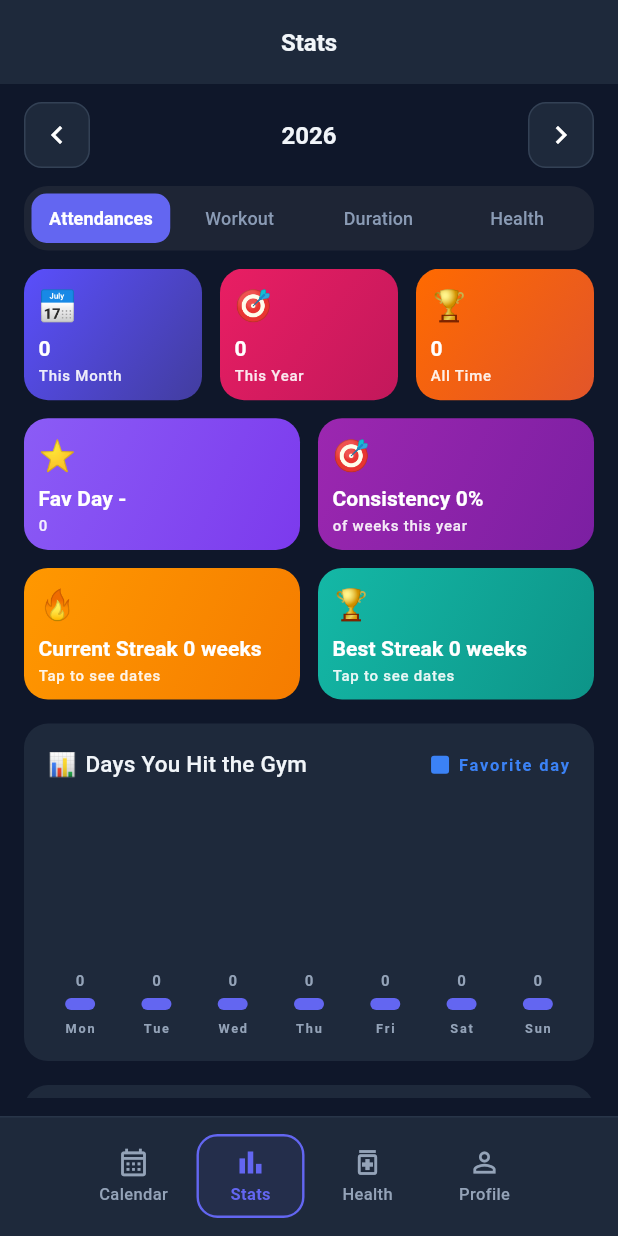
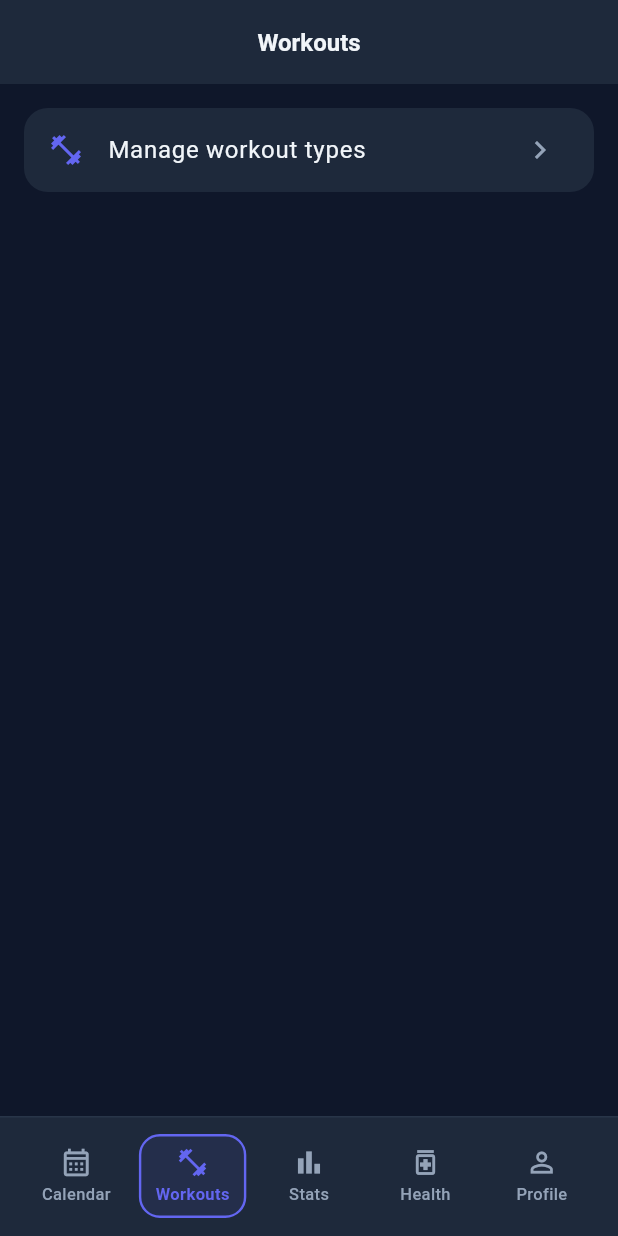
Before and after one commit to covaciuandrei/gym-tracker, a Flutter app: the MainShellPage screen opened by its route, item 2 of the bottom bar chosen, on a phone screen of 412 x 824 dp. Run offline on Flutter 3.47's test engine with Material 3 defaults, Android fonts, the light colour scheme and no system bars; our stand-ins replace auto_route, cloud_firestore, equatable, firebase_auth, firebase_core, firebase_crashlytics and 5 more; accounts and stored records are empty; Roboto replaces fonts that are missing (Raleway).

Commit message:
move workout types to workout page that is accessible from bottom navbar

```diff
--- a/lib/assets/localization/app_en.arb
+++ b/lib/assets/localization/app_en.arb
@@ -43,9 +43,12 @@
   "authSignOut": "Sign Out",
   "authEmailVerificationHandled": "Email verified successfully.",
   "navCalendar": "Calendar",
+  "navWorkouts": "Workouts",
   "navStats": "Stats",
   "navHealth": "Health",
   "navProfile": "Profile",
+  "workoutsTitle": "Workouts",
+  "workoutsManageTypes": "Manage workout types",
   "calendarTitle": "Calendar",
   "calendarMonthly": "Monthly",
   "calendarYearly": "Yearly",
--- a/lib/assets/localization/app_localizations.dart
+++ b/lib/assets/localization/app_localizations.dart
@@ -356,6 +356,12 @@ abstract class AppLocalizations {
   /// **'Calendar'**
   String get navCalendar;
 
+  /// No description provided for @navWorkouts.
+  ///
+  /// In en, this message translates to:
+  /// **'Workouts'**
+  String get navWorkouts;
+
   /// No description provided for @navStats.
   ///
   /// In en, this message translates to:
@@ -373,6 +379,18 @@ abstract class AppLocalizations {
   /// In en, this message translates to:
   /// **'Profile'**
   String get navProfile;
+
+  /// No description provided for @workoutsTitle.
+  ///
+  /// In en, this message translates to:
+  /// **'Workouts'**
+  String get workoutsTitle;
+
+  /// No description provided for @workoutsManageTypes.
+  ///
+  /// In en, this message translates to:
+  /// **'Manage workout types'**
+  String get workoutsManageTypes;
 
   /// No description provided for @calendarTitle.
   ///
--- a/lib/assets/localization/app_localizations_en.dart
+++ b/lib/assets/localization/app_localizations_en.dart
@@ -141,6 +141,9 @@ class AppLocalizationsEn extends AppLocalizations {
   String get navCalendar => 'Calendar';
 
   @override
+  String get navWorkouts => 'Workouts';
+
+  @override
   String get navStats => 'Stats';
 
   @override
@@ -148,6 +151,12 @@ class AppLocalizationsEn extends AppLocalizations {
 
   @override
   String get navProfile => 'Profile';
+
+  @override
+  String get workoutsTitle => 'Workouts';
+
+  @override
+  String get workoutsManageTypes => 'Manage workout types';
 
   @override
   String get calendarTitle => 'Calendar';
--- a/lib/assets/localization/app_localizations_ro.dart
+++ b/lib/assets/localization/app_localizations_ro.dart
@@ -144,6 +144,9 @@ class AppLocalizationsRo extends AppLocalizations {
   String get navCalendar => 'Calendar';
 
   @override
+  String get navWorkouts => 'Antrenamente';
+
+  @override
   String get navStats => 'Statistici';
 
   @override
@@ -151,6 +154,12 @@ class AppLocalizationsRo extends AppLocalizations {
 
   @override
   String get navProfile => 'Profil';
+
+  @override
+  String get workoutsTitle => 'Antrenamente';
+
+  @override
+  String get workoutsManageTypes => 'Gestionează tipurile de antrenament';
 
   @override
   String get calendarTitle => 'Calendar';
--- a/lib/assets/localization/app_ro.arb
+++ b/lib/assets/localization/app_ro.arb
@@ -43,9 +43,12 @@
   "authSignOut": "Delogare",
   "authEmailVerificationHandled": "Email verificat cu succes.",
   "navCalendar": "Calendar",
+  "navWorkouts": "Antrenamente",
   "navStats": "Statistici",
   "navHealth": "Sănătate",
   "navProfile": "Profil",
+  "workoutsTitle": "Antrenamente",
+  "workoutsManageTypes": "Gestionează tipurile de antrenament",
   "calendarTitle": "Calendar",
   "calendarMonthly": "Lunar",
   "calendarYearly": "Anual",
--- a/lib/core/app_router.dart
+++ b/lib/core/app_router.dart
@@ -21,6 +21,7 @@ class AppRouter extends RootStackRouter {
       page: MainShellRoute.page,
       children: [
         AutoRoute(path: 'calendar', page: CalendarRoute.page),
+        AutoRoute(path: 'workouts', page: WorkoutsRoute.page),
         AutoRoute(path: 'stats', page: StatsRoute.page, maintainState: false),
         AutoRoute(path: 'health', page: HealthRoute.page, maintainState: false),
         AutoRoute(path: 'profile', page: ProfileRoute.page),
@@ -28,7 +29,11 @@ class AppRouter extends RootStackRouter {
       ],
     ),
     AutoRoute(path: '/workout-types', page: WorkoutTypesRoute.page),
-    AutoRoute(path: '/settings', page: SettingsRoute.page, maintainState: false),
+    AutoRoute(
+      path: '/settings',
+      page: SettingsRoute.page,
+      maintainState: false,
+    ),
     AutoRoute(path: '/change-password', page: ChangePasswordRoute.page),
     AutoRoute(path: '/force-update', page: ForceUpdateRoute.page),
     AutoRoute(path: '/maintenance', page: MaintenanceRoute.page),
--- a/lib/presentation/pages/main_shell/main_shell_page.dart
+++ b/lib/presentation/pages/main_shell/main_shell_page.dart
@@ -21,7 +21,9 @@ class MainShellPage extends StatefulWidget implements AutoRouteWrapper {
     return MultiBlocProvider(
       providers: [
         BlocProvider<AuthCubit>(create: (_) => getIt<AuthCubit>()),
-        BlocProvider<CheckingUpdateCubit>(create: (_) => getIt<CheckingUpdateCubit>()),
+        BlocProvider<CheckingUpdateCubit>(
+          create: (_) => getIt<CheckingUpdateCubit>(),
+        ),
       ],
       child: this,
     );
@@ -67,7 +69,9 @@ class _MainShellPageState extends State<MainShellPage> {
     return MultiBlocListener(
       listeners: [
         BlocListener<AuthCubit, BaseState>(
-          listenWhen: (_, curr) => curr is AuthSignOutSuccessState || curr is AuthUnauthenticatedState,
+          listenWhen: (_, curr) =>
+              curr is AuthSignOutSuccessState ||
+              curr is AuthUnauthenticatedState,
           listener: (ctx, _) {
             ctx.router.replace(const LoginRoute());
           },
@@ -78,25 +82,56 @@ class _MainShellPageState extends State<MainShellPage> {
         ),
       ],
       child: AutoTabsScaffold(
-        routes: [CalendarRoute(), StatsRoute(), HealthRoute(), ProfileRoute()],
+        routes: [
+          CalendarRoute(),
+          WorkoutsRoute(),
+          StatsRoute(),
+          HealthRoute(),
+          ProfileRoute(),
+        ],
         bottomNavigationBuilder: (_, tabsRouter) {
           final cs = Theme.of(context).colorScheme;
           final destinations = [
-            (icon: Icons.calendar_month_outlined, selectedIcon: Icons.calendar_month, label: l10n.navCalendar),
-            (icon: Icons.bar_chart_outlined, selectedIcon: Icons.bar_chart, label: l10n.navStats),
-            (icon: Icons.medication_outlined, selectedIcon: Icons.medication, label: l10n.navHealth),
-            (icon: Icons.person_outline, selectedIcon: Icons.person, label: l10n.navProfile),
+            (
+              icon: Icons.calendar_month_outlined,
+              selectedIcon: Icons.calendar_month,
+              label: l10n.navCalendar,
+            ),
+            (
+              icon: Icons.fitness_center_outlined,
+              selectedIcon: Icons.fitness_center,
+              label: l10n.navWorkouts,
+            ),
+            (
+              icon: Icons.bar_chart_outlined,
+              selectedIcon: Icons.bar_chart,
+              label: l10n.navStats,
+            ),
+            (
+              icon: Icons.medication_outlined,
+              selectedIcon: Icons.medication,
+              label: l10n.navHealth,
+            ),
+            (
+              icon: Icons.person_outline,
+              selectedIcon: Icons.person,
+              label: l10n.navProfile,
+            ),
           ];
 
           return DecoratedBox(
             decoration: BoxDecoration(
               color: Theme.of(context).cardColor,
-              border: Border(top: BorderSide(color: cs.outlineVariant.withValues(alpha: 0.5))),
+              border: Border(
+                top: BorderSide(
+                  color: cs.outlineVariant.withValues(alpha: 0.5),
+                ),
+              ),
             ),
             child: SafeArea(
               top: false,
               child: Padding(
-                padding: const EdgeInsets.symmetric(horizontal: 50),
+                padding: const EdgeInsets.symmetric(horizontal: 12),
                 child: SizedBox(
                   height: 80,
                   child: Row(
@@ -106,7 +141,10 @@ class _MainShellPageState extends State<MainShellPage> {
 
                       return Expanded(
                         child: Padding(
-                          padding: const EdgeInsets.symmetric(horizontal: 3, vertical: 12),
+                          padding: const EdgeInsets.symmetric(
+                            horizontal: 3,
+                            vertical: 12,
+                          ),
                           child: Material(
                             color: Colors.transparent,
                             child: InkWell(
@@ -116,25 +154,42 @@ class _MainShellPageState extends State<MainShellPage> {
                                 duration: const Duration(milliseconds: 180),
                                 curve: Curves.easeOut,
                                 decoration: BoxDecoration(
-                                  color: isSelected ? cs.primaryContainer.withValues(alpha: 0.45) : Colors.transparent,
+                                  color: isSelected
+                                      ? cs.primaryContainer.withValues(
+                                          alpha: 0.45,
+                                        )
+                                      : Colors.transparent,
                                   borderRadius: BorderRadius.circular(14),
-                                  border: Border.all(color: isSelected ? cs.primary : Colors.transparent, width: 1.6),
+                                  border: Border.all(
+                                    color: isSelected
+                                        ? cs.primary
+                                        : Colors.transparent,
+                                    width: 1.6,
+                                  ),
                                 ),
                                 child: Column(
                                   mainAxisAlignment: MainAxisAlignment.center,
                                   children: [
                                     Icon(
-                                      isSelected ? item.selectedIcon : item.icon,
+                                      isSelected
+                                          ? item.selectedIcon
+                                          : item.icon,
                                       size: 22,
-                                      color: isSelected ? cs.primary : cs.onSurfaceVariant,
+                                      color: isSelected
+                                          ? cs.primary
+                                          : cs.onSurfaceVariant,
                                     ),
                                     const SizedBox(height: 2),
                                     Text(
                                       item.label,
                                       style: TextStyle(
                                         fontSize: 11,
-                                        fontWeight: isSelected ? FontWeight.w600 : FontWeight.w500,
-                                        color: isSelected ? cs.primary : cs.onSurfaceVariant,
+                                        fontWeight: isSelected
+                                            ? FontWeight.w600
+                                            : FontWeight.w500,
+                                        color: isSelected
+                                            ? cs.primary
+                                            : cs.onSurfaceVariant,
                                       ),
                                     ),
                                   ],
--- a/lib/presentation/pages/profile/profile_page.dart
+++ b/lib/presentation/pages/profile/profile_page.dart
@@ -18,7 +18,10 @@ class ProfilePage extends StatefulWidget implements AutoRouteWrapper {
 
   @override
   Widget wrappedRoute(BuildContext context) {
-    return BlocProvider<AuthCubit>(create: (_) => getIt<AuthCubit>(), child: this);
+    return BlocProvider<AuthCubit>(
+      create: (_) => getIt<AuthCubit>(),
+      child: this,
+    );
   }
 }
 
@@ -37,14 +40,19 @@ class _ProfilePageState extends State<ProfilePage> {
 
     return BlocConsumer<AuthCubit, BaseState>(
       listenWhen: (_, curr) =>
-          curr is AuthSignOutSuccessState || curr is AuthUnauthenticatedState || curr is SomethingWentWrongState,
+          curr is AuthSignOutSuccessState ||
+          curr is AuthUnauthenticatedState ||
+          curr is SomethingWentWrongState,
       listener: (ctx, state) {
-        if (state is AuthSignOutSuccessState || state is AuthUnauthenticatedState) {
+        if (state is AuthSignOutSuccessState ||
+            state is AuthUnauthenticatedState) {
           ctx.router.replace(const LoginRoute());
           return;
         }
         if (state is SomethingWentWrongState) {
-          ScaffoldMessenger.of(ctx).showSnackBar(SnackBar(content: Text(l10n.errorsUnknown)));
+          ScaffoldMessenger.of(
+            ctx,
+          ).showSnackBar(SnackBar(content: Text(l10n.errorsUnknown)));
         }
       },
       builder: (ctx, state) {
@@ -70,21 +78,20 @@ class _ProfilePageState extends State<ProfilePage> {
                         margin: EdgeInsets.zero,
                         elevation: 0,
                         color: cs.surfaceContainerHigh,
-                        shape: RoundedRectangleBorder(borderRadius: BorderRadius.circular(16)),
+                        shape: RoundedRectangleBorder(
+                          borderRadius: BorderRadius.circular(16),
+                        ),
                         child: Column(
                           children: [
                             ListTile(
-                              leading: Icon(Icons.fitness_center, color: cs.primary),
-                              title: Text(l10n.profileWorkoutTypes),
-                              trailing: Icon(Icons.chevron_right, color: cs.onSurfaceVariant),
-                              onTap: () => ctx.router.push(const WorkoutTypesRoute()),
-                            ),
-                            Divider(indent: 16, endIndent: 16, color: cs.outline, height: 1),
-                            ListTile(
                               leading: Icon(Icons.settings, color: cs.primary),
                               title: Text(l10n.profileSettings),
-                              trailing: Icon(Icons.chevron_right, color: cs.onSurfaceVariant),
-                              onTap: () => ctx.router.push(const SettingsRoute()),
+                              trailing: Icon(
+                                Icons.chevron_right,
+                                color: cs.onSurfaceVariant,
+                              ),
+                              onTap: () =>
+                                  ctx.router.push(const SettingsRoute()),
                             ),
                           ],
                         ),
@@ -95,20 +102,35 @@ class _ProfilePageState extends State<ProfilePage> {
                         margin: EdgeInsets.zero,
                         elevation: 0,
                         color: cs.surfaceContainerHigh,
-                        shape: RoundedRectangleBorder(borderRadius: BorderRadius.circular(16)),
+                        shape: RoundedRectangleBorder(
+                          borderRadius: BorderRadius.circular(16),
+                        ),
                         child: Column(
                           children: [
                             ListTile(
                               leading: Icon(Icons.logout, color: cs.error),
-                              title: Text(l10n.profileSignOut, style: tt.titleMedium?.copyWith(color: cs.error)),
+                              title: Text(
+                                l10n.profileSignOut,
+                                style: tt.titleMedium?.copyWith(
+                                  color: cs.error,
+                                ),
+                              ),
                               trailing: isSigningOut
                                   ? SizedBox(
                                       width: 16,
                                       height: 16,
-                                      child: CircularProgressIndicator(strokeWidth: 2, color: cs.primary),
+                                      child: CircularProgressIndicator(
+                                        strokeWidth: 2,
+                                        color: cs.primary,
+                                      ),
                                     )
-                                  : Icon(Icons.chevron_right, color: cs.onSurfaceVariant),
-                              onTap: isSigningOut ? null : () => ctx.read<AuthCubit>().signOut(),
+                                  : Icon(
+                                      Icons.chevron_right,
+                                      color: cs.onSurfaceVariant,
+                                    ),
+                              onTap: isSigningOut
+                                  ? null
+                                  : () => ctx.read<AuthCubit>().signOut(),
                             ),
                           ],
                         ),
@@ -137,7 +159,13 @@ class _SectionHeader extends StatelessWidget {
 
     return Padding(
       padding: const EdgeInsets.only(bottom: 8),
-      child: Text(title, style: tt.labelSmall?.copyWith(color: cs.onSurfaceVariant, letterSpacing: 1.2)),
+      child: Text(
+        title,
+        style: tt.labelSmall?.copyWith(
+          color: cs.onSurfaceVariant,
+          letterSpacing: 1.2,
+        ),
+      ),
     );
   }
 }
@@ -153,11 +181,15 @@ class _UserCard extends StatelessWidget {
     final cs = Theme.of(context).colorScheme;
     final tt = Theme.of(context).textTheme;
 
-    final displayName = (user?.displayName != null && user!.displayName!.trim().isNotEmpty)
+    final displayName =
+        (user?.displayName != null && user!.displayName!.trim().isNotEmpty)
         ? user!.displayName!.trim()
         : l10n.profileDefaultUserName;
-    final email = (user?.email != null && user!.email!.trim().isNotEmpty) ? user!.email!.trim() : '-';
-    final initialSource = (user?.displayName != null && user!.displayName!.isNotEmpty)
+    final email = (user?.email != null && user!.email!.trim().isNotEmpty)
+        ? user!.email!.trim()
+        : '-';
+    final initialSource =
+        (user?.displayName != null && user!.displayName!.isNotEmpty)
         ? user!.displayName!
         : (user?.email ?? '?');
     final initial = initialSource.characters.first.toUpperCase();
@@ -176,7 +208,10 @@ class _UserCard extends StatelessWidget {
               backgroundColor: cs.primaryContainer,
               child: Text(
                 initial,
-                style: tt.headlineSmall?.copyWith(color: cs.onPrimaryContainer, fontWeight: FontWeight.w700),
+                style: tt.headlineSmall?.copyWith(
+                  color: cs.onPrimaryContainer,
+                  fontWeight: FontWeight.w700,
+                ),
               ),
             ),
             const SizedBox(width: 16),
@@ -206,7 +241,10 @@ class _UserCard extends StatelessWidget {
                         const SizedBox(width: 4),
                         Text(
                           l10n.profileEmailVerified,
-                          style: tt.labelSmall?.copyWith(color: cs.primary, fontWeight: FontWeight.w600),
+                          style: tt.labelSmall?.copyWith(
+                            color: cs.primary,
+                            fontWeight: FontWeight.w600,
+                          ),
                         ),
                       ],
                     ),
--- /dev/null
+++ b/lib/presentation/pages/workouts/workouts_page.dart
@@ -0,0 +1,48 @@
+import 'package:auto_route/auto_route.dart';
+import 'package:flutter/material.dart';
+import 'package:gym_tracker/assets/localization/app_localizations.dart';
+import 'package:gym_tracker/core/app_router.gr.dart';
+import 'package:gym_tracker/presentation/controls/gym_app_bar.dart';
+
+@RoutePage()
+class WorkoutsPage extends StatelessWidget {
+  const WorkoutsPage({super.key});
+
+  @override
+  Widget build(BuildContext context) {
+    final l10n = AppLocalizations.of(context);
+    final cs = Theme.of(context).colorScheme;
+
+    return Scaffold(
+      backgroundColor: cs.surfaceContainerLow,
+      appBar: GymAppBar(title: l10n.workoutsTitle, showBackButton: false),
+      body: SafeArea(
+        child: SingleChildScrollView(
+          padding: const EdgeInsets.symmetric(horizontal: 16, vertical: 16),
+          child: Center(
+            child: ConstrainedBox(
+              constraints: const BoxConstraints(maxWidth: 600),
+              child: Card(
+                margin: EdgeInsets.zero,
+                elevation: 0,
+                color: cs.surfaceContainerHigh,
+                shape: RoundedRectangleBorder(
+                  borderRadius: BorderRadius.circular(16),
+                ),
+                child: ListTile(
+                  leading: Icon(Icons.fitness_center, color: cs.primary),
+                  title: Text(l10n.workoutsManageTypes),
+                  trailing: Icon(
+                    Icons.chevron_right,
+                    color: cs.onSurfaceVariant,
+                  ),
+                  onTap: () => context.router.push(const WorkoutTypesRoute()),
+                ),
+              ),
+            ),
+          ),
+        ),
+      ),
+    );
+  }
+}
```
Also changed, not shown: lib/core/app_router.gr.dart, 6 other files.
